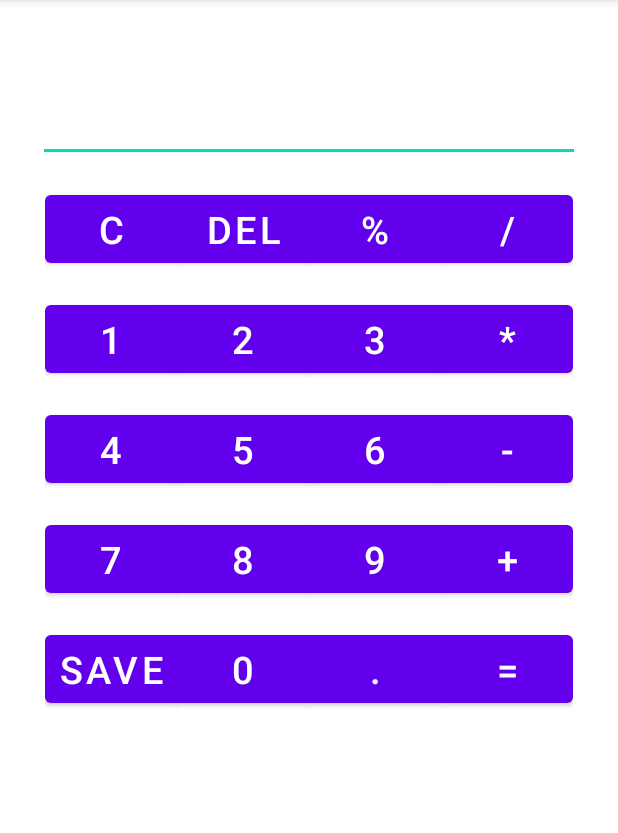
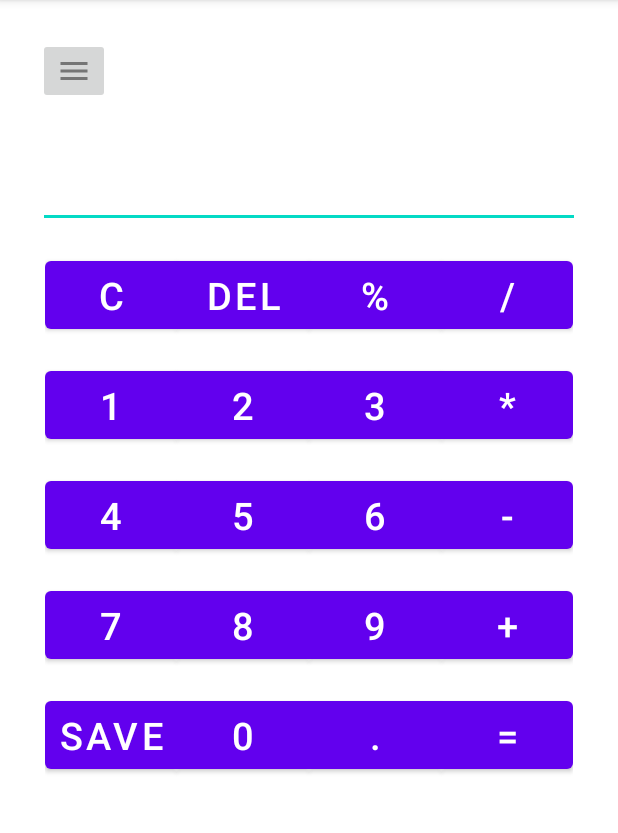
Before and after one commit to TimChesko/CalculatorV2, an Android app: the screen it shows after launch (MainActivity), on a phone screen of 412 x 824 dp, the part 84-917 px from its top. Run offline under Robolectric (Android 15) with nearby library versions, the phone set to English and light mode, and no system bars.

Commit message:
Сделал кнопку перехода с одного активити на другой

```diff
--- a/app/src/main/AndroidManifest.xml
+++ b/app/src/main/AndroidManifest.xml
@@ -8,6 +8,7 @@
         android:roundIcon="@mipmap/ic_launcher_round"
         android:supportsRtl="true"
         android:theme="@style/Theme.CalculatorV2">
+        <activity android:name=".settings"></activity>
         <activity android:name=".MainActivity">
             <intent-filter>
                 <action android:name="android.intent.action.MAIN" />
--- a/app/src/main/java/com/example/calculatorv2/MainActivity.java
+++ b/app/src/main/java/com/example/calculatorv2/MainActivity.java
@@ -2,21 +2,37 @@ package com.example.calculatorv2;
 
 import androidx.appcompat.app.AppCompatActivity;
 
-import android.annotation.SuppressLint;
+import android.content.Intent;
 import android.os.Bundle;
-import android.text.Editable;
 import android.view.View;
 import android.widget.Button;
 import android.widget.EditText;
+import android.widget.ImageButton;
 import android.widget.TextView;
 
 public class MainActivity extends AppCompatActivity {
 
-    Button clear, delete, percent, division,
-            firstNum, secondNum, thirdNum, multiplication,
-            fourthNum, fifthNum, sixthNum, minus,
-            seventhNum, eighthNum, ninthNum, plus,
-            save, zeroNum, dote, equally;
+    Button clear;
+    Button delete;
+    Button percent;
+    Button division;
+    Button firstNum;
+    Button secondNum;
+    Button thirdNum;
+    Button multiplication;
+    Button fourthNum;
+    Button fifthNum;
+    Button sixthNum;
+    Button minus;
+    Button seventhNum;
+    Button eighthNum;
+    Button ninthNum;
+    Button plus;
+    Button save;
+    Button zeroNum;
+    Button dote;
+    Button equally;
+    ImageButton menu;
 
     EditText input;
     TextView history;
@@ -52,7 +68,7 @@ public class MainActivity extends AppCompatActivity {
         save = (Button) findViewById(R.id.save);
         delete = (Button) findViewById(R.id.delete);
         percent = (Button) findViewById(R.id.percent);
-
+        menu = (ImageButton) findViewById(R.id.menu);
 
         firstNum.setOnClickListener(new View.OnClickListener() {
             @Override
@@ -222,5 +238,15 @@ public class MainActivity extends AppCompatActivity {
                 input.setText(Double.parseDouble(input.getText().toString()) / 100.0+"");
             }
         });
+
+        menu.setOnClickListener(new View.OnClickListener() {
+            @Override
+            public void onClick(View view) {
+                Intent intent = new Intent(MainActivity.this, settings.class);
+                startActivity(intent);
+            }
+        });
     }
+
+
 }
--- /dev/null
+++ b/app/src/main/res/drawable-anydpi/menu.xml
@@ -0,0 +1,11 @@
+<vector xmlns:android="http://schemas.android.com/apk/res/android"
+    android:width="24dp"
+    android:height="24dp"
+    android:viewportWidth="24"
+    android:viewportHeight="24"
+    android:tint="#333333"
+    android:alpha="0.6">
+  <path
+      android:fillColor="@android:color/white"
+      android:pathData="M3,18h18v-2L3,16v2zM3,13h18v-2L3,11v2zM3,6v2h18L21,6L3,6z"/>
+</vector>
--- a/app/src/main/res/layout/activity_main.xml
+++ b/app/src/main/res/layout/activity_main.xml
@@ -6,15 +6,23 @@
     android:layout_height="match_parent"
     tools:context=".MainActivity"
     android:orientation="vertical"
-    android:padding="25dp">
+    android:padding="25dp"
+    tools:ignore="MissingConstraints">
+
+    <ImageButton
+        android:id="@+id/menu"
+        android:layout_width="wrap_content"
+        android:layout_height="wrap_content"
+        app:srcCompat="@drawable/menu"
+        app:layout_constraintTop_toTopOf="parent"/>
 
     <TextView
         android:id="@+id/history"
         android:layout_width="match_parent"
         android:layout_height="wrap_content"
         android:text=""
-        android:textSize="20sp"
-        app:layout_constraintTop_toTopOf="parent"/>
+        android:textSize="@dimen/textSizeTextView"
+        app:layout_constraintTop_toBottomOf="@id/menu"/>
 
     <EditText
         android:id="@+id/input"
@@ -291,4 +299,6 @@
         </com.google.android.material.button.MaterialButtonToggleGroup>
     </LinearLayout>
 
+
+
 </androidx.constraintlayout.widget.ConstraintLayout>
--- a/app/src/main/res/values/dimens.xml
+++ b/app/src/main/res/values/dimens.xml
@@ -8,4 +8,5 @@
     <dimen name="paddingButton">5dp</dimen>
     <dimen name="margin">8dp</dimen>
     <dimen name="textSize">42sp</dimen>
+    <dimen name="textSizeTextViewSettings">30sp</dimen>
 </resources>
--- a/app/src/main/res/values/styles.xml
+++ b/app/src/main/res/values/styles.xml
@@ -6,4 +6,10 @@
         <item name="android:textColor">@color/black</item>
         <item name="android:typeface">monospace</item>
     </style>
+
+    <style name="ButtonBack">
+        <item name="android:color">@color/color_secondary</item>
+        <item name="android:panelColorBackground">@color/color_secondary</item>
+        <item name="android:fillColor">@color/black</item>
+    </style>
 </resources>
```
Also changed, not shown: app/src/main/java/com/example/calculatorv2/settings.java (added, +31 -0 lines), app/src/main/res/layout/activity_settings.xml (added, +56 -0 lines), app/src/main/res/drawable-hdpi/menu.png (added), app/src/main/res/drawable-mdpi/menu.png (added), app/src/main/res/drawable-xhdpi/menu.png (added), app/src/main/res/drawable-xxhdpi/menu.png (added).
